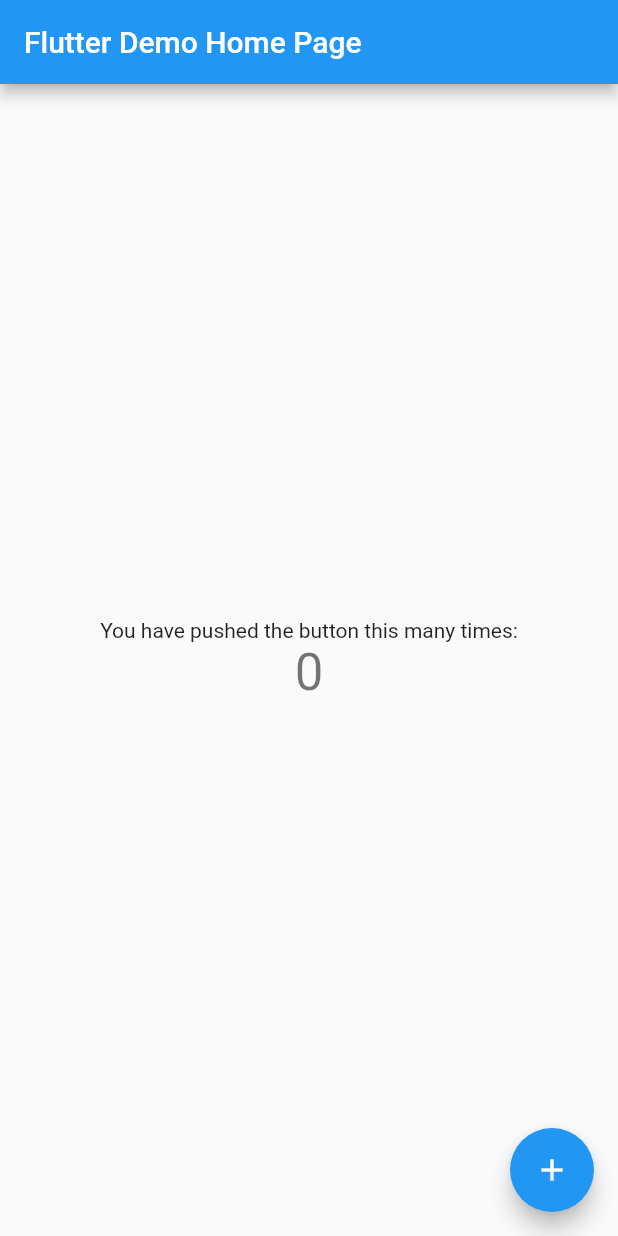
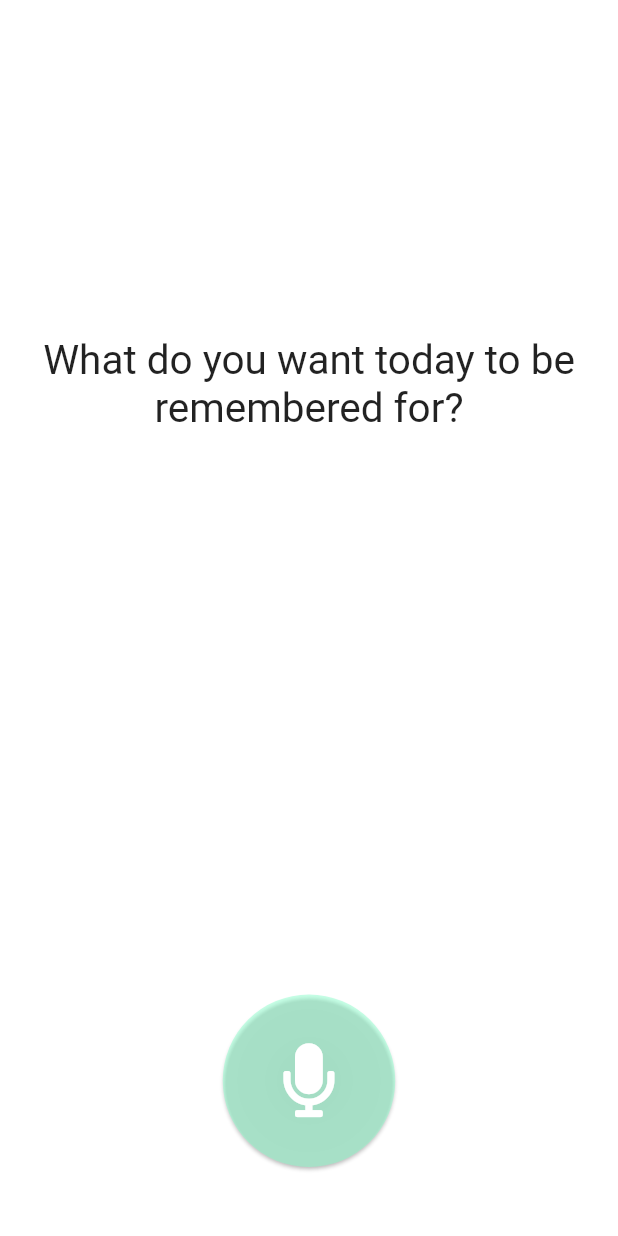
Before and after one commit to ettoma/my_voice, a Flutter app: the screen it shows after launch, on a phone screen of 412 x 824 dp. Run offline on Flutter 3.47's test engine with Material 2 defaults, Android fonts, the phone set to English and light mode, and no system bars; our stand-ins replace font_awesome_flutter.

Commit message:
Home page UI

```diff
--- a/lib/main.dart
+++ b/lib/main.dart
@@ -1,115 +1,22 @@
 import 'package:flutter/material.dart';
+import 'package:flutter/services.dart';
+
+import 'pages/home.dart';
 
 void main() {
-  runApp(const MyApp());
+  runApp(MyApp());
+  SystemChrome.setSystemUIOverlayStyle(SystemUiOverlayStyle(
+      statusBarColor: Colors.transparent,
+      statusBarIconBrightness: Brightness.dark));
 }
 
 class MyApp extends StatelessWidget {
-  const MyApp({Key? key}) : super(key: key);
-
-  // This widget is the root of your application.
   @override
   Widget build(BuildContext context) {
     return MaterialApp(
-      title: 'Flutter Demo',
-      theme: ThemeData(
-        // This is the theme of your application.
-        //
-        // Try running your application with "flutter run". You'll see the
-        // application has a blue toolbar. Then, without quitting the app, try
-        // changing the primarySwatch below to Colors.green and then invoke
-        // "hot reload" (press "r" in the console where you ran "flutter run",
-        // or simply save your changes to "hot reload" in a Flutter IDE).
-        // Notice that the counter didn't reset back to zero; the application
-        // is not restarted.
-        primarySwatch: Colors.blue,
-      ),
-      home: const MyHomePage(title: 'Flutter Demo Home Page'),
+      debugShowCheckedModeBanner: false,
+      title: 'Material App',
+      home: Home(),
     );
   }
 }
-
-class MyHomePage extends StatefulWidget {
-  const MyHomePage({Key? key, required this.title}) : super(key: key);
-
-  // This widget is the home page of your application. It is stateful, meaning
-  // that it has a State object (defined below) that contains fields that affect
-  // how it looks.
-
-  // This class is the configuration for the state. It holds the values (in this
-  // case the title) provided by the parent (in this case the App widget) and
-  // used by the build method of the State. Fields in a Widget subclass are
-  // always marked "final".
-
-  final String title;
-
-  @override
-  State<MyHomePage> createState() => _MyHomePageState();
-}
-
-class _MyHomePageState extends State<MyHomePage> {
-  int _counter = 0;
-
-  void _incrementCounter() {
-    setState(() {
-      // This call to setState tells the Flutter framework that something has
-      // changed in this State, which causes it to rerun the build method below
-      // so that the display can reflect the updated values. If we changed
-      // _counter without calling setState(), then the build method would not be
-      // called again, and so nothing would appear to happen.
-      _counter++;
-    });
-  }
-
-  @override
-  Widget build(BuildContext context) {
-    // This method is rerun every time setState is called, for instance as done
-    // by the _incrementCounter method above.
-    //
-    // The Flutter framework has been optimized to make rerunning build methods
-    // fast, so that you can just rebuild anything that needs updating rather
-    // than having to individually change instances of widgets.
-    return Scaffold(
-      appBar: AppBar(
-        // Here we take the value from the MyHomePage object that was created by
-        // the App.build method, and use it to set our appbar title.
-        title: Text(widget.title),
-      ),
-      body: Center(
-        // Center is a layout widget. It takes a single child and positions it
-        // in the middle of the parent.
-        child: Column(
-          // Column is also a layout widget. It takes a list of children and
-          // arranges them vertically. By default, it sizes itself to fit its
-          // children horizontally, and tries to be as tall as its parent.
-          //
-          // Invoke "debug painting" (press "p" in the console, choose the
-          // "Toggle Debug Paint" action from the Flutter Inspector in Android
-          // Studio, or the "Toggle Debug Paint" command in Visual Studio Code)
-          // to see the wireframe for each widget.
-          //
-          // Column has various properties to control how it sizes itself and
-          // how it positions its children. Here we use mainAxisAlignment to
-          // center the children vertically; the main axis here is the vertical
-          // axis because Columns are vertical (the cross axis would be
-          // horizontal).
-          mainAxisAlignment: MainAxisAlignment.center,
-          children: <Widget>[
-            const Text(
-              'You have pushed the button this many times:',
-            ),
-            Text(
-              '$_counter',
-              style: Theme.of(context).textTheme.headline4,
-            ),
-          ],
-        ),
-      ),
-      floatingActionButton: FloatingActionButton(
-        onPressed: _incrementCounter,
-        tooltip: 'Increment',
-        child: const Icon(Icons.add),
-      ), // This trailing comma makes auto-formatting nicer for build methods.
-    );
-  }
-}
--- /dev/null
+++ b/lib/pages/home.dart
@@ -0,0 +1,36 @@
+import 'package:flutter/material.dart';
+import 'package:flutter/widgets.dart';
+import 'package:font_awesome_flutter/font_awesome_flutter.dart';
+
+class Home extends StatelessWidget {
+  @override
+  Widget build(BuildContext context) {
+    return Scaffold(
+      backgroundColor: Colors.white,
+      body: const Padding(
+        padding: EdgeInsets.symmetric(horizontal: 16),
+        child: Center(
+          heightFactor: 8,
+          child: Text(
+            'What do you want today to be remembered for?',
+            style: TextStyle(fontSize: 27, fontWeight: FontWeight.w400),
+            textAlign: TextAlign.center,
+          ),
+        ),
+      ),
+      floatingActionButtonLocation: FloatingActionButtonLocation.centerFloat,
+      floatingActionButton: Container(
+        margin: EdgeInsets.only(bottom: 30),
+        height: 115,
+        width: 115,
+        child: FittedBox(
+          child: FloatingActionButton(
+              backgroundColor: Color.fromRGBO(141, 255, 205, 0.5),
+              onPressed: () {},
+              elevation: 1,
+              child: const FaIcon(FontAwesomeIcons.microphone)),
+        ),
+      ),
+    );
+  }
+}
--- a/pubspec.yaml
+++ b/pubspec.yaml
@@ -3,7 +3,7 @@
 
 # The following line prevents the package from being accidentally published to
 # pub.dev using `flutter pub publish`. This is preferred for private packages.
-publish_to: 'none' # Remove this line if you wish to publish to pub.dev
+publish_to: "none" # Remove this line if you wish to publish to pub.dev
 
 # The following defines the version and build number for your application.
 # A version number is three numbers separated by dots, like 1.2.43
@@ -30,10 +30,10 @@
   flutter:
     sdk: flutter
 
-
   # The following adds the Cupertino Icons font to your application.
   # Use with the CupertinoIcons class for iOS style icons.
   cupertino_icons: ^1.0.2
+  font_awesome_flutter: ^9.1.0
 
 dev_dependencies:
   flutter_test:
@@ -51,7 +51,6 @@
 
 # The following section is specific to Flutter.
 flutter:
-
   # The following line ensures that the Material Icons font is
   # included with your application, so that you can use the icons in
   # the material Icons class.
```
Also changed, not shown: pubspec.lock.
